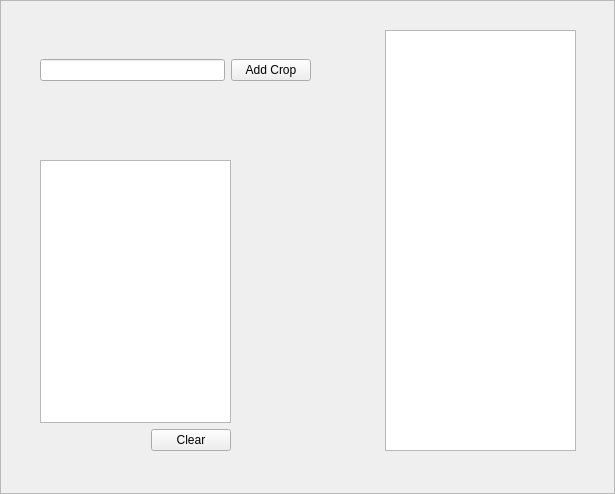
jlchuun/Rust-Genetics-Calculator, file rust.ui: the form before one commit.
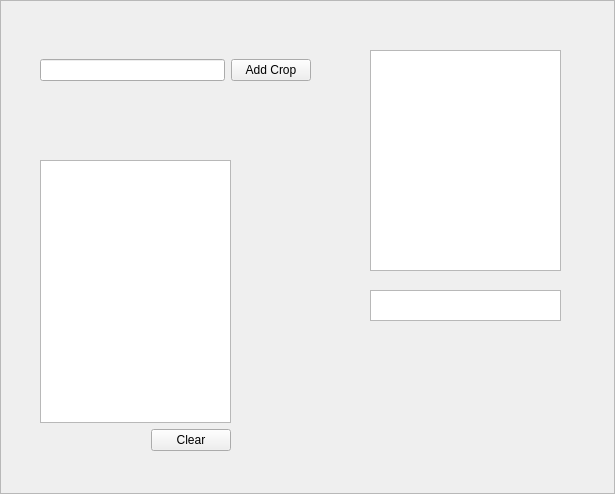
The form after the commit.

Diff of the .ui file:
```diff
--- a/rust.ui
+++ b/rust.ui
@@ -19,16 +19,6 @@
   <property name="frameShadow">
    <enum>QFrame::Raised</enum>
   </property>
-  <widget class="QTableWidget" name="cropTable">
-   <property name="geometry">
-    <rect>
-     <x>385</x>
-     <y>30</y>
-     <width>191</width>
-     <height>421</height>
-    </rect>
-   </property>
-  </widget>
   <widget class="QWidget" name="layoutWidget">
    <property name="geometry">
     <rect>
@@ -73,6 +63,26 @@
     </item>
    </layout>
   </widget>
+  <widget class="QListView" name="resultCropList">
+   <property name="geometry">
+    <rect>
+     <x>370</x>
+     <y>50</y>
+     <width>191</width>
+     <height>221</height>
+    </rect>
+   </property>
+  </widget>
+  <widget class="QListView" name="resultCrop">
+   <property name="geometry">
+    <rect>
+     <x>370</x>
+     <y>290</y>
+     <width>191</width>
+     <height>31</height>
+    </rect>
+   </property>
+  </widget>
  </widget>
  <resources/>
  <connections/>
```
